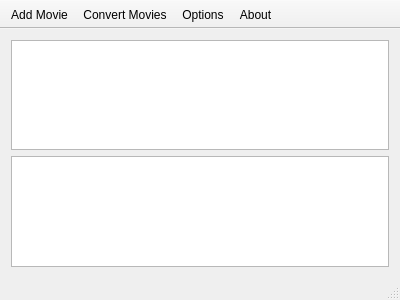
xandroalmeida/YAVC, file mainwindow.ui: the form before one commit.
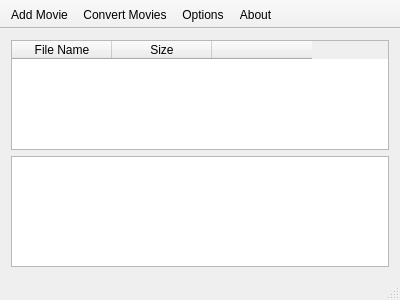
The form after the commit. Icons and pictures are not drawn.

Patch:
```diff
--- a/mainwindow.ui
+++ b/mainwindow.ui
@@ -22,10 +22,46 @@
     <item>
      <layout class="QVBoxLayout" name="verticalLayout">
       <item>
-       <widget class="QTableWidget" name="tableWidget"/>
+       <widget class="QTableWidget" name="tblMovies">
+        <column>
+         <property name="text">
+          <string>File Name</string>
+         </property>
+        </column>
+        <column>
+         <property name="text">
+          <string>Size</string>
+         </property>
+        </column>
+        <column>
+         <property name="text">
+          <string/>
+         </property>
+        </column>
+       </widget>
       </item>
       <item>
-       <widget class="QPlainTextEdit" name="plainTextEdit"/>
+       <widget class="QPlainTextEdit" name="plainTextEdit">
+        <property name="maximumSize">
+         <size>
+          <width>16777215</width>
+          <height>300</height>
+         </size>
+        </property>
+       </widget>
+      </item>
+      <item>
+       <spacer name="verticalSpacer">
+        <property name="orientation">
+         <enum>Qt::Vertical</enum>
+        </property>
+        <property name="sizeHint" stdset="0">
+         <size>
+          <width>20</width>
+          <height>40</height>
+         </size>
+        </property>
+       </spacer>
       </item>
      </layout>
     </item>
```
